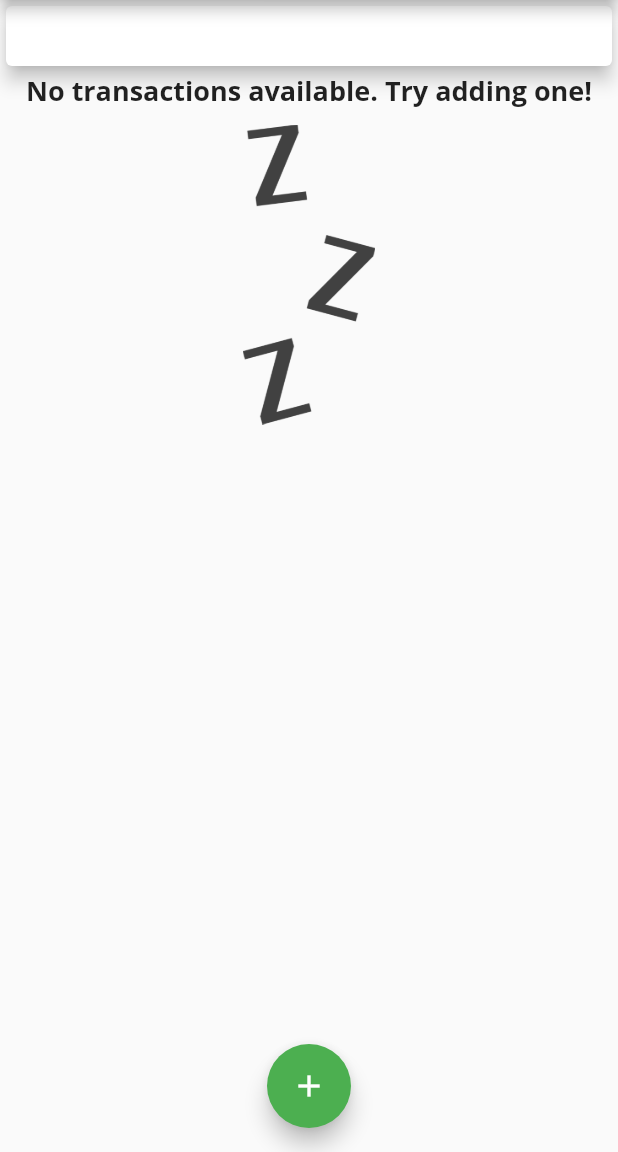
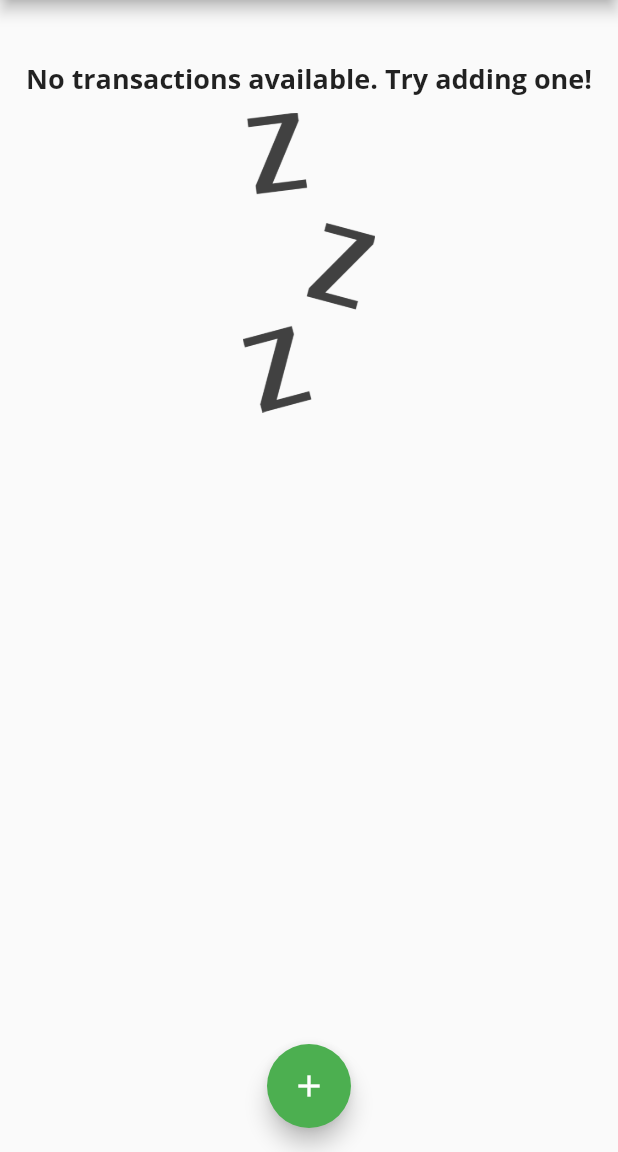
Before and after one commit to tferrerm/flutter-tutorial, a Flutter app: the screen it shows after launch, on a phone screen of 412 x 824 dp, the part 84-1236 px from its top. Run offline on Flutter 3.47's test engine with Material 2 defaults, Android fonts, the phone set to English and light mode, and no system bars; Roboto replaces fonts that are missing (Open Sans).

Commit message:
Remove chart from card and fix minor datetime issue

```diff
--- a/expense_tracker/lib/main.dart
+++ b/expense_tracker/lib/main.dart
@@ -103,13 +103,7 @@ class _MyHomePageState extends State<MyHomePage> {
         // mainAxisAlignment: MainAxisAlignment.spaceAround,
         crossAxisAlignment: CrossAxisAlignment.stretch,
         children: <Widget>[
-          Card(
-            child: Container(
-              width: double.infinity,
-              child: Chart(_recentTransactions),
-            ),
-            elevation: 5,
-          ),
+          Chart(_recentTransactions),
           TransactionList(_userTransactions),
         ],
       ),
--- a/expense_tracker/lib/widgets/chart.dart
+++ b/expense_tracker/lib/widgets/chart.dart
@@ -25,7 +25,7 @@ class Chart extends StatelessWidget {
           totalSum += recentTransactions[i].amount;
         }
       }
-      return {'day': DateFormat.E(weekDay), 'amount': totalSum};
+      return {'day': DateFormat.E().format(weekDay), 'amount': totalSum};
     });
   }
 
```
